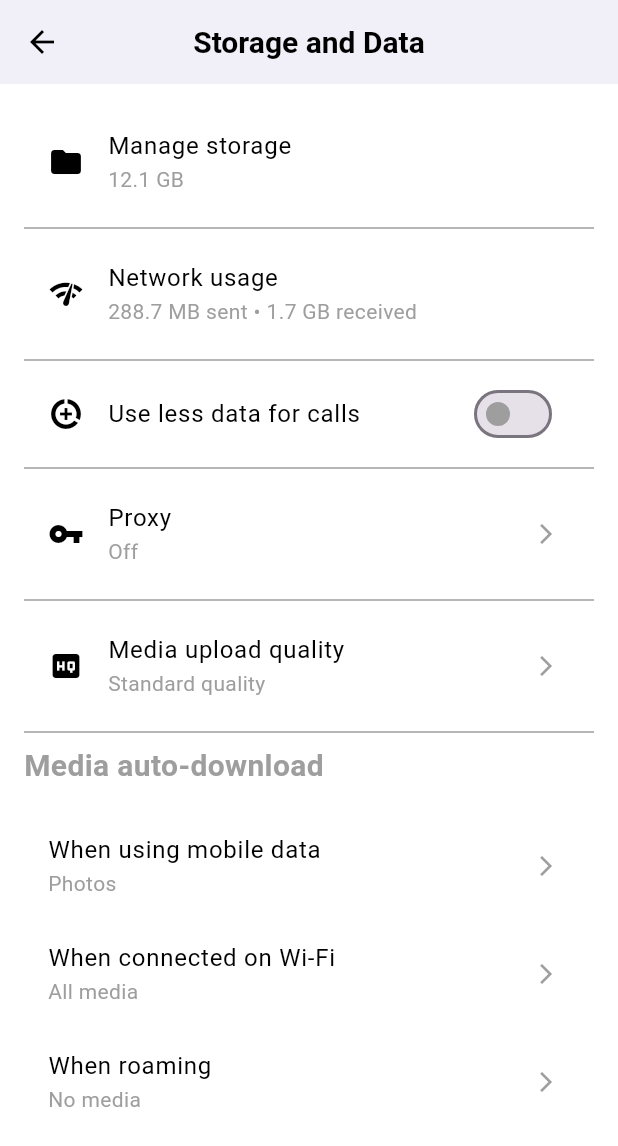
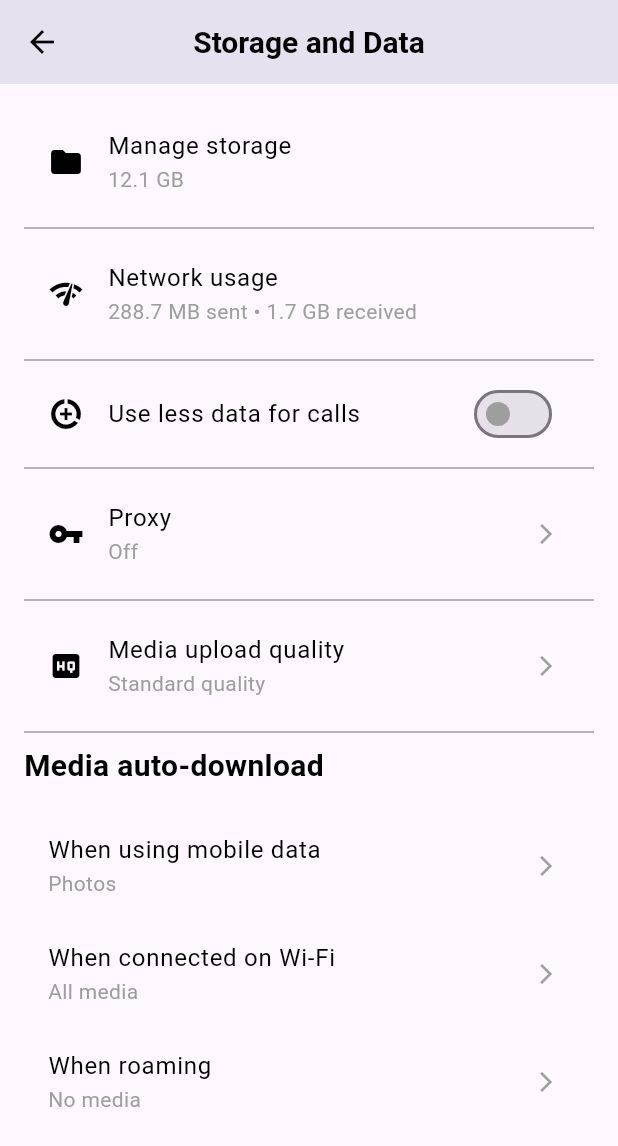
Before and after one commit to Aniket28-4L/TheLoopChatApp, a Flutter app: the StorageDataScreen screen opened directly, on a phone screen of 412 x 824 dp. Shown: the top 1146 px of the screen. Run offline on Flutter 3.47's test engine with Material 3 defaults, Android fonts, the phone set to English and light mode, and no system bars; our stand-ins replace contacts_service, permission_handler, share_plus.

Commit message:
made some colour changes

```diff
--- a/lib/sto_data_screen.dart
+++ b/lib/sto_data_screen.dart
@@ -138,7 +138,7 @@ class _StorageDataScreenState extends State<StorageDataScreen> {
           ),
         ),
         centerTitle: true,
-        backgroundColor: Colors.white,
+        backgroundColor: const Color(0xFFF1EFF6), // Updated app bar background color
         elevation: 4,
         leading: IconButton(
           icon: const Icon(Icons.arrow_back, color: Colors.black),
@@ -147,7 +147,9 @@ class _StorageDataScreenState extends State<StorageDataScreen> {
           },
         ),
       ),
-      body: ListView(
+      body: Container(
+        color: const Color(0xFFFEF7FF), // Updated overall background color
+        child: ListView(
           padding: const EdgeInsets.all(16.0),
           children: [
             // Manage storage
@@ -195,7 +197,7 @@ class _StorageDataScreenState extends State<StorageDataScreen> {
                 style: TextStyle(color: Colors.black, fontSize: 16),
               ),
               secondary: const Icon(Icons.data_saver_on, color: Colors.black),
-            activeColor: Colors.black,
+              activeColor: const Color(0xFF4A148C), // Purple color for the active switch
               inactiveThumbColor: Colors.grey,
             ),
             const Divider(color: Colors.grey),
@@ -230,7 +232,7 @@ class _StorageDataScreenState extends State<StorageDataScreen> {
             const Text(
               'Media auto-download',
               style: TextStyle(
-              color: Colors.grey,
+                color: Colors.black,
                 fontWeight: FontWeight.bold,
                 fontSize: 20,
               ),
@@ -271,7 +273,7 @@ class _StorageDataScreenState extends State<StorageDataScreen> {
             ),
           ],
         ),
-      backgroundColor: Colors.white,
+      ),
     );
   }
 }
```
Lines whose indentation alone changed are shown as unchanged.
